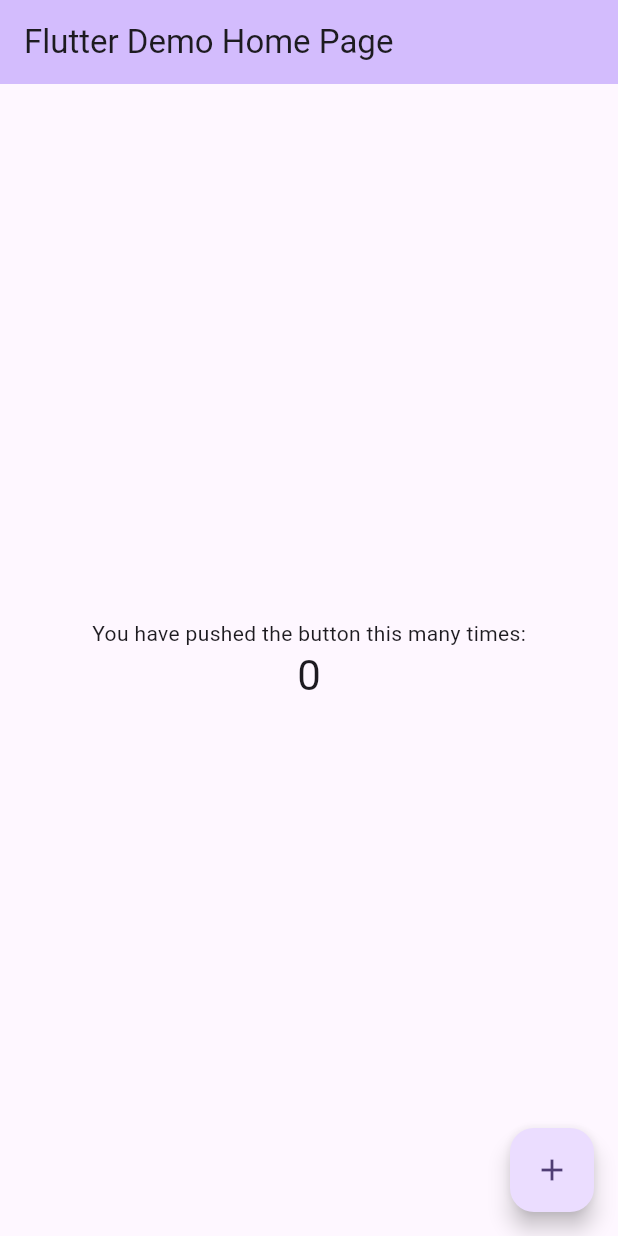
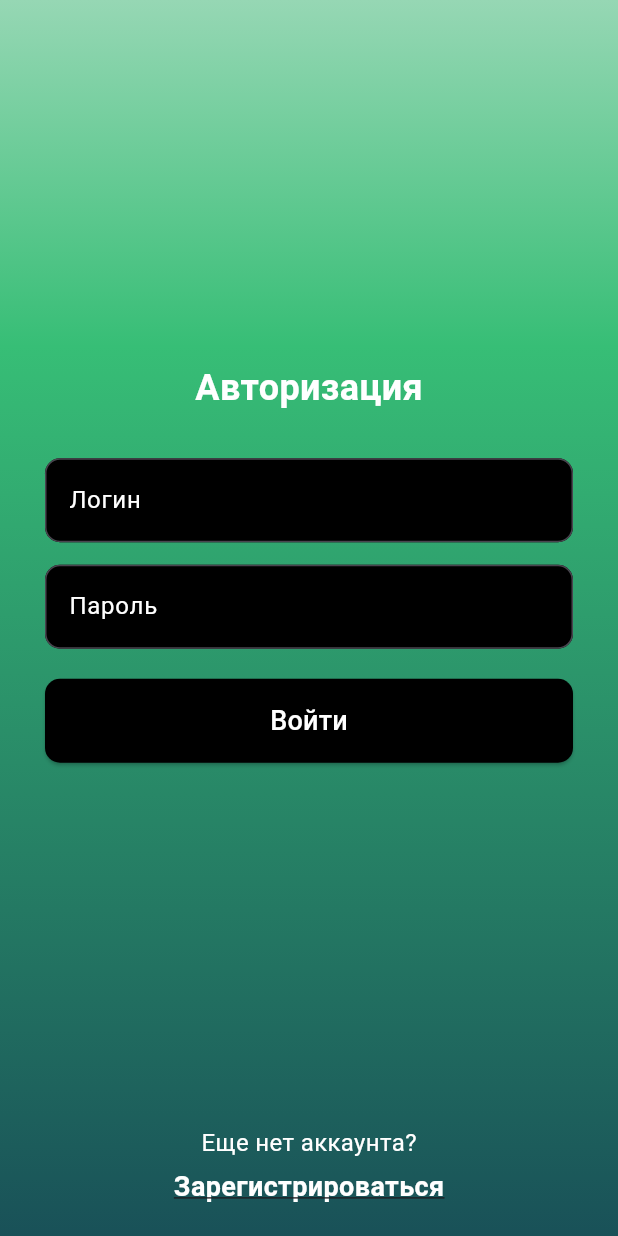
Before and after one commit to QustoSac/kursach, a Flutter app: the screen it shows after launch, on a phone screen of 412 x 824 dp. Run offline on Flutter 3.47's test engine with Material 3 defaults, Android fonts, the phone set to English and light mode, and no system bars.

Commit message:
patch all work 0.1

```diff
--- /dev/null
+++ b/lib/login_page.dart
@@ -0,0 +1,138 @@
+import 'package:flutter/material.dart';
+import 'main_page.dart'; // Импорт MainPage
+import 'registration_page.dart';
+import 'theme/theme.dart';
+
+class LoginPage extends StatelessWidget {
+  @override
+  Widget build(BuildContext context) {
+    return Scaffold(
+      body: Container(
+        decoration: AppStyles.backgroundGradient,
+        child: Column(
+          children: [
+            Expanded(
+              child: Center(
+                child: Padding(
+                  padding: const EdgeInsets.symmetric(horizontal: 30.0),
+                  child: Column(
+                    mainAxisSize: MainAxisSize.min,
+                    children: [
+                      Text(
+                        'Авторизация',
+                        style: AppStyles.titleTextStyle,
+                      ),
+                      SizedBox(height: 30),
+                      SizedBox(
+                        width: double.infinity,
+                        child: TextField(
+                          decoration: AppStyles.inputDecoration.copyWith(
+                            hintText: 'Логин',
+                          ),
+                          style: AppStyles.inputTextStyle,
+                        ),
+                      ),
+                      SizedBox(height: 15),
+                      SizedBox(
+                        width: double.infinity,
+                        child: TextField(
+                          obscureText: true,
+                          decoration: AppStyles.inputDecoration.copyWith(
+                            hintText: 'Пароль',
+                          ),
+                          style: AppStyles.inputTextStyle,
+                        ),
+                      ),
+                      SizedBox(height: 20),
+                      SizedBox(
+                        width: double.infinity,
+                        child: ElevatedButton(
+                          onPressed: () {
+                            // Переход на MainPage
+                            Navigator.pushReplacement(
+                              context,
+                              PageRouteBuilder(
+                                pageBuilder: (context, animation, secondaryAnimation) =>
+                                    MainPage(),
+                                transitionsBuilder:
+                                    (context, animation, secondaryAnimation, child) {
+                                  const begin = Offset(1.0, 0.0); // Анимация снизу вверх
+                                  const end = Offset.zero;
+                                  const curve = Curves.easeOut;
+
+                                  var tween = Tween(begin: begin, end: end)
+                                      .chain(CurveTween(curve: curve));
+                                  var offsetAnimation = animation.drive(tween);
+
+                                  return SlideTransition(
+                                    position: offsetAnimation,
+                                    child: child,
+                                  );
+                                },
+                                transitionDuration: Duration(milliseconds: 1000), // Длительность анимации
+                              ),
+                            );
+                          },
+                          style: AppStyles.elevatedButtonStyle,
+                          child: Text(
+                            'Войти',
+                            style: AppStyles.buttonTextStyle,
+                          ),
+                        ),
+                      ),
+                    ],
+                  ),
+                ),
+              ),
+            ),
+            Padding(
+              padding: const EdgeInsets.only(bottom: 20.0),
+              child: Column(
+                mainAxisSize: MainAxisSize.min,
+                children: [
+                  Text(
+                    'Еще нет аккаунта?',
+                    style: AppStyles.footerTextStyle,
+                  ),
+                  SizedBox(height: 5),
+                  GestureDetector(
+                    onTap: () {
+                      // Переход на страницу регистрации
+                      Navigator.push(
+                        context,
+                        PageRouteBuilder(
+                          pageBuilder: (context, animation, secondaryAnimation) =>
+                              RegistrationPage(),
+                          transitionsBuilder:
+                              (context, animation, secondaryAnimation, child) {
+                            const begin = Offset(1.0, 0.0); // Анимация справа налево
+                            const end = Offset.zero;
+                            const curve = Curves.easeOut;
+
+                            var tween = Tween(begin: begin, end: end)
+                                .chain(CurveTween(curve: curve));
+                            var offsetAnimation = animation.drive(tween);
+
+                            return SlideTransition(
+                              position: offsetAnimation,
+                              child: child,
+                            );
+                          },
+                          transitionDuration: Duration(milliseconds: 1000),
+                        ),
+                      );
+                    },
+                    child: Text(
+                      'Зарегистрироваться',
+                      style: AppStyles.linkTextStyle,
+                    ),
+                  ),
+                ],
+              ),
+            ),
+          ],
+        ),
+      ),
+    );
+  }
+}
--- a/lib/main.dart
+++ b/lib/main.dart
@@ -1,125 +1,89 @@
 import 'package:flutter/material.dart';
+import 'package:kursach/theme/theme.dart';
+import 'login_page.dart';
+// Замените этот импорт на реальный, если AppStyles используется
+// import 'theme/theme.dart';
 
 void main() {
-  runApp(const MyApp());
+  runApp(MyApp());
 }
 
 class MyApp extends StatelessWidget {
-  const MyApp({super.key});
-
-  // This widget is the root of your application.
   @override
   Widget build(BuildContext context) {
     return MaterialApp(
-      title: 'Flutter Demo',
+      title: 'Authorization Page',
       theme: ThemeData(
-        // This is the theme of your application.
-        //
-        // TRY THIS: Try running your application with "flutter run". You'll see
-        // the application has a purple toolbar. Then, without quitting the app,
-        // try changing the seedColor in the colorScheme below to Colors.green
-        // and then invoke "hot reload" (save your changes or press the "hot
-        // reload" button in a Flutter-supported IDE, or press "r" if you used
-        // the command line to start the app).
-        //
-        // Notice that the counter didn't reset back to zero; the application
-        // state is not lost during the reload. To reset the state, use hot
-        // restart instead.
-        //
-        // This works for code too, not just values: Most code changes can be
-        // tested with just a hot reload.
-        colorScheme: ColorScheme.fromSeed(seedColor: Colors.deepPurple),
-        useMaterial3: true,
+        primarySwatch: Colors.blue,
       ),
-      home: const MyHomePage(title: 'Flutter Demo Home Page'),
+      home: SplashScreen(),
     );
   }
 }
 
-class MyHomePage extends StatefulWidget {
-  const MyHomePage({super.key, required this.title});
-
-  // This widget is the home page of your application. It is stateful, meaning
-  // that it has a State object (defined below) that contains fields that affect
-  // how it looks.
-
-  // This class is the configuration for the state. It holds the values (in this
-  // case the title) provided by the parent (in this case the App widget) and
-  // used by the build method of the State. Fields in a Widget subclass are
-  // always marked "final".
-
-  final String title;
-
+class SplashScreen extends StatefulWidget {
   @override
-  State<MyHomePage> createState() => _MyHomePageState();
+  _SplashScreenState createState() => _SplashScreenState();
 }
 
-class _MyHomePageState extends State<MyHomePage> {
-  int _counter = 0;
+class _SplashScreenState extends State<SplashScreen> {
+  @override
+  void initState() {
+    super.initState();
+    // Задержка перед переходом на экран авторизации
+    Future.delayed(Duration(milliseconds: 2000), () {
+      Navigator.pushReplacement(
+        context,
+        PageRouteBuilder(
+          pageBuilder: (_, __, ___) => LoginPage(),
+          transitionsBuilder: (_, animation, __, child) {
+            const begin = Offset(5.0, 0.0); // Анимация слева направо
+            const end = Offset.zero;
+            const curve = Curves.easeOut;
 
-  void _incrementCounter() {
-    setState(() {
-      // This call to setState tells the Flutter framework that something has
-      // changed in this State, which causes it to rerun the build method below
-      // so that the display can reflect the updated values. If we changed
-      // _counter without calling setState(), then the build method would not be
-      // called again, and so nothing would appear to happen.
-      _counter++;
+            var tween = Tween(begin: begin, end: end).chain(CurveTween(curve: curve));
+            var offsetAnimation = animation.drive(tween);
+
+            return SlideTransition(
+              position: offsetAnimation,
+              child: child,
+            );
+          },
+          transitionDuration: Duration(milliseconds: 2500), // Длительность анимации
+        ),
+      );
     });
   }
 
   @override
   Widget build(BuildContext context) {
-    // This method is rerun every time setState is called, for instance as done
-    // by the _incrementCounter method above.
-    //
-    // The Flutter framework has been optimized to make rerunning build methods
-    // fast, so that you can just rebuild anything that needs updating rather
-    // than having to individually change instances of widgets.
     return Scaffold(
-      appBar: AppBar(
-        // TRY THIS: Try changing the color here to a specific color (to
-        // Colors.amber, perhaps?) and trigger a hot reload to see the AppBar
-        // change color while the other colors stay the same.
-        backgroundColor: Theme.of(context).colorScheme.inversePrimary,
-        // Here we take the value from the MyHomePage object that was created by
-        // the App.build method, and use it to set our appbar title.
-        title: Text(widget.title),
-      ),
-      body: Center(
-        // Center is a layout widget. It takes a single child and positions it
-        // in the middle of the parent.
-        child: Column(
-          // Column is also a layout widget. It takes a list of children and
-          // arranges them vertically. By default, it sizes itself to fit its
-          // children horizontally, and tries to be as tall as its parent.
-          //
-          // Column has various properties to control how it sizes itself and
-          // how it positions its children. Here we use mainAxisAlignment to
-          // center the children vertically; the main axis here is the vertical
-          // axis because Columns are vertical (the cross axis would be
-          // horizontal).
-          //
-          // TRY THIS: Invoke "debug painting" (choose the "Toggle Debug Paint"
-          // action in the IDE, or press "p" in the console), to see the
-          // wireframe for each widget.
-          mainAxisAlignment: MainAxisAlignment.center,
-          children: <Widget>[
-            const Text(
-              'You have pushed the button this many times:',
-            ),
-            Text(
-              '$_counter',
-              style: Theme.of(context).textTheme.headlineMedium,
-            ),
-          ],
+      body: Container(
+        decoration: AppStyles.backgroundGradient, // Градиент заднего фона
+        child: Center(
+          child: Column(
+            mainAxisAlignment: MainAxisAlignment.center,
+            children: [
+              Text(
+                'Голосовалка.',
+                style: TextStyle(
+                  fontSize: 24,
+                  fontWeight: FontWeight.bold,
+                  color: Colors.white,
+                ),
+              ),
+              SizedBox(height: 10),
+              Text(
+                'Любые голоса за ваши деньги',
+                style: TextStyle(
+                  fontSize: 16,
+                  color: Colors.white70,
+                ),
+              ),
+            ],
+          ),
         ),
       ),
-      floatingActionButton: FloatingActionButton(
-        onPressed: _incrementCounter,
-        tooltip: 'Increment',
-        child: const Icon(Icons.add),
-      ), // This trailing comma makes auto-formatting nicer for build methods.
     );
   }
 }
--- /dev/null
+++ b/lib/theme/theme.dart
@@ -0,0 +1,76 @@
+import 'package:flutter/material.dart';
+
+class AppStyles {
+  static const TextStyle titleTextStyle = TextStyle(
+    fontSize: 24,
+    fontWeight: FontWeight.bold,
+    color: Colors.white,
+  );
+
+  static const TextStyle hintTextStyle = TextStyle(
+    color: Colors.white,
+  );
+
+  static const TextStyle inputTextStyle = TextStyle(
+    color: Colors.white,
+  );
+
+  static const TextStyle buttonTextStyle = TextStyle(
+    color: Colors.white,
+    fontSize: 18,
+  );
+
+  static const TextStyle linkTextStyle = TextStyle(
+    color: Colors.white,
+    fontSize: 18,
+    fontWeight: FontWeight.bold,
+    decoration: TextDecoration.underline,
+  );
+
+  static const TextStyle footerTextStyle = TextStyle(
+    color: Colors.white,
+    fontSize: 16,
+  );
+
+  static const InputDecoration inputDecoration = InputDecoration(
+    filled: true,
+    fillColor: Colors.black,
+    hintStyle: hintTextStyle,
+    border: OutlineInputBorder(
+      borderRadius: BorderRadius.all(Radius.circular(10.0)),
+    ),
+  );
+
+  static final ButtonStyle elevatedButtonStyle = ElevatedButton.styleFrom(
+    backgroundColor: Colors.black,
+    padding: EdgeInsets.symmetric(vertical: 15),
+    shape: RoundedRectangleBorder(
+      borderRadius: BorderRadius.circular(10.0),
+    ),
+  );
+
+  static const BoxDecoration backgroundGradient = BoxDecoration(
+    gradient: LinearGradient(
+      colors: [
+        Color(0xFF96D7B4), // 0%
+        Color(0xFF37BE76), // 28%
+        Color(0xFF195158), // 100%
+      ],
+      stops: [0.0, 0.28, 1.0],
+      begin: Alignment.topCenter,
+      end: Alignment.bottomCenter,
+    ),
+  );
+
+  static const sectionTitleTextStyle = TextStyle(
+    fontSize: 16,
+    fontWeight: FontWeight.bold,
+    color: Colors.white,
+  );
+
+  static const listTileTextStyle = TextStyle(
+    fontSize: 14,
+    color: Colors.white,
+  );
+
+}
```
Also changed, not shown: lib/main_page.dart (added, +105 -0 lines), lib/profile_page.dart (added, +101 -0 lines), lib/registration_page.dart (added, +167 -0 lines), 1 other file.
